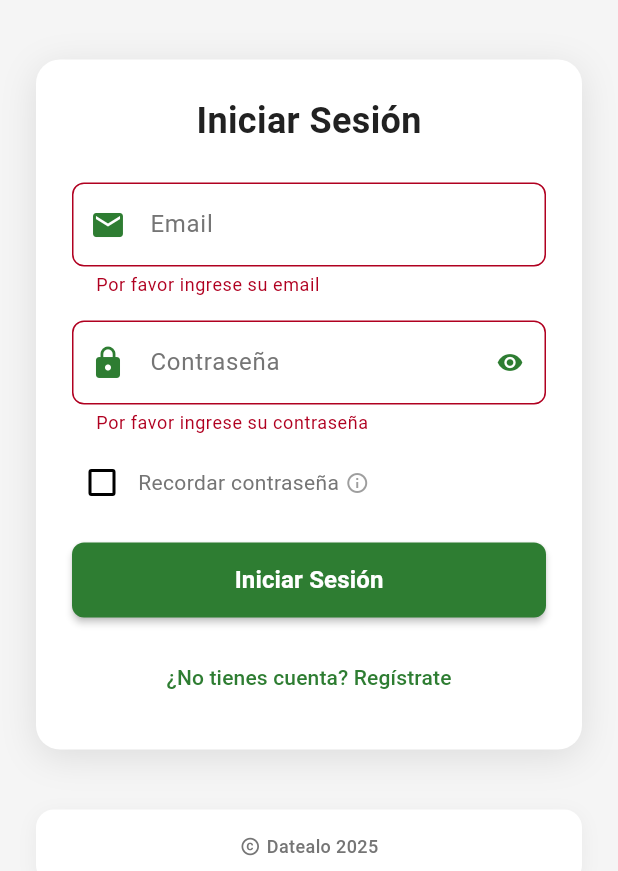
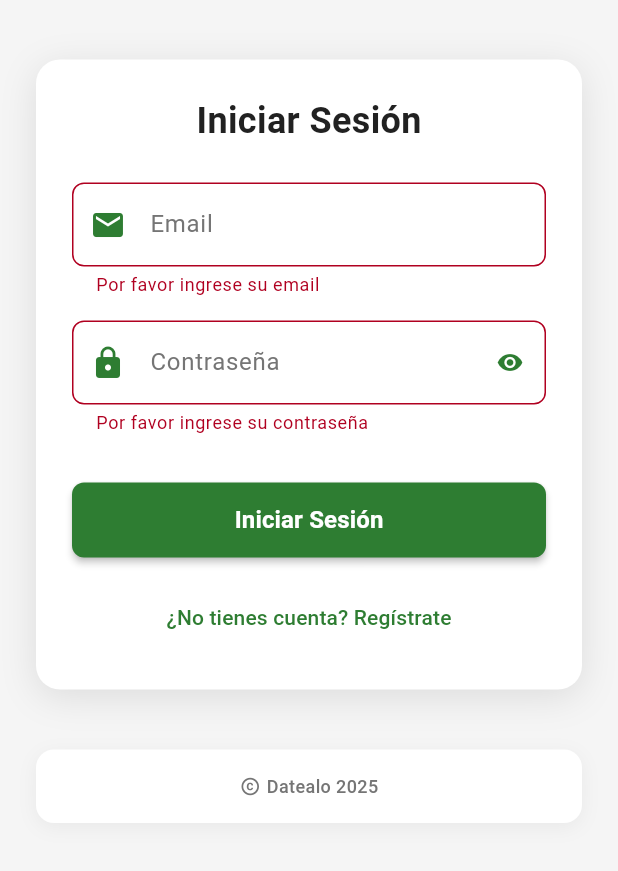
Before and after one commit to jhon-arias/app_movile, a Flutter app: the screen it shows after launch, after a tap on "Iniciar Sesión", on a phone screen of 412 x 824 dp, the part 365-1236 px from its top. Run offline on Flutter 3.47's test engine with Material 3 defaults, Android fonts, the phone set to English and light mode, and no system bars; our stand-ins replace appwrite, flutter_dotenv, shared_preferences, syncfusion_flutter_charts; network calls fail.

Commit message:
eliminamos el check de guardar contraseña

```diff
--- a/lib/auth/login_screen.dart
+++ b/lib/auth/login_screen.dart
@@ -4,7 +4,6 @@ import 'package:gastos_app/auth/auth_service.dart';
 import 'package:gastos_app/screens/add_transaction_screen.dart';
 import 'package:gastos_app/app/theme.dart';
 import 'package:gastos_app/widgets/app_logo.dart';
-import 'package:gastos_app/services/credentials_service.dart';
 
 class LoginScreen extends StatefulWidget {
   const LoginScreen({Key? key}) : super(key: key);
@@ -18,7 +17,6 @@ class _LoginScreenState extends State<LoginScreen> {
   final _passwordController = TextEditingController();
   final _formKey = GlobalKey<FormState>();
   bool _isLogin = true;
-  bool _rememberPassword = false; // Nueva variable para recordar contraseña
   bool _isPasswordVisible =
       false; // Variable para controlar visibilidad de contraseña
 
@@ -29,11 +27,6 @@ class _LoginScreenState extends State<LoginScreen> {
     WidgetsBinding.instance.addPostFrameCallback((_) async {
       _precacheImages();
       _checkActiveSession();
-      // Limpiar credenciales guardadas al iniciar para evitar autocompletar test/demo
-      await SecureStorageService.clearCredentials();
-      Future.delayed(const Duration(milliseconds: 100), () {
-        _loadSavedCredentials();
-      });
     });
   }
 
@@ -50,32 +43,6 @@ class _LoginScreenState extends State<LoginScreen> {
 
     if (hasActiveSession && mounted) {
       _navigateToMainScreen();
-    }
-  }
-
-  // Cargar credenciales guardadas
-  Future<void> _loadSavedCredentials() async {
-    try {
-      final credentials = await SecureStorageService.getSavedCredentials();
-      if (mounted &&
-          credentials != null &&
-          credentials['email'] != null &&
-          credentials['password'] != null) {
-        final email = credentials['email']!;
-        final password = credentials['password']!;
-        // Solo autocompletar si parecen credenciales reales
-        final isValid =
-            email.trim().isNotEmpty &&
-            password.trim().isNotEmpty &&
-            password.trim().length >= 6;
-        setState(() {
-          _emailController.text = isValid ? email : '';
-          _passwordController.text = isValid ? password : '';
-          _rememberPassword = isValid;
-        });
-      }
-    } catch (e) {
-      print('Error al cargar credenciales guardadas: $e');
     }
   }
 
@@ -110,61 +77,6 @@ class _LoginScreenState extends State<LoginScreen> {
           );
 
     if (success && mounted) {
-      // Guardar credenciales si está marcada la opción y es login exitoso
-      if (_isLogin && _rememberPassword) {
-        try {
-          await SecureStorageService.saveCredentials(
-            _emailController.text,
-            _passwordController.text,
-          );
-
-          // Mostrar confirmación visual
-          if (mounted) {
-            ScaffoldMessenger.of(context).showSnackBar(
-              const SnackBar(
-                content: Row(
-                  children: [
-                    Icon(Icons.check_circle, color: Colors.white),
-                    SizedBox(width: 8),
-                    Text('Credenciales guardadas de forma segura'),
-                  ],
-                ),
-                backgroundColor: Colors.green,
-                duration: Duration(seconds: 2),
-              ),
-            );
-          }
-        } catch (e) {
-          print('Error al guardar credenciales: $e');
-          if (mounted) {
-            ScaffoldMessenger.of(context).showSnackBar(
-              SnackBar(
-                content: Row(
-                  children: [
-                    const Icon(Icons.warning, color: Colors.white),
-                    const SizedBox(width: 8),
-                    Expanded(
-                      child: Text(
-                        'No se pudieron guardar las credenciales: $e',
-                      ),
-                    ),
-                  ],
-                ),
-                backgroundColor: Colors.orange,
-                duration: const Duration(seconds: 3),
-              ),
-            );
-          }
-        }
-      } else if (!_rememberPassword) {
-        // Si no está marcada la opción, limpiar credenciales guardadas
-        try {
-          await SecureStorageService.clearCredentials();
-        } catch (e) {
-          print('Error al eliminar credenciales: $e');
-        }
-      }
-
       _navigateToMainScreen();
     }
   }
@@ -261,8 +173,6 @@ class _LoginScreenState extends State<LoginScreen> {
             const SizedBox(height: 16),
             _buildPasswordField(),
             const SizedBox(height: 12),
-            // Checkbox de recordar contraseña (solo en login)
-            if (_isLogin) _buildRememberPasswordCheckbox(),
             const SizedBox(height: 20),
             if (authService.errorMessage != null)
               _buildErrorMessage(authService.errorMessage!),
@@ -342,50 +252,6 @@ class _LoginScreenState extends State<LoginScreen> {
   }
 
   // Widget para el checkbox de recordar contraseña
-  Widget _buildRememberPasswordCheckbox() {
-    return Row(
-      children: [
-        Checkbox(
-          value: _rememberPassword,
-          onChanged: (value) {
-            setState(() {
-              _rememberPassword = value ?? false;
-            });
-          },
-          activeColor: AppTheme.primaryColor,
-          materialTapTargetSize: MaterialTapTargetSize.shrinkWrap,
-        ),
-        const SizedBox(width: 4),
-        Expanded(
-          child: GestureDetector(
-            onTap: () {
-              setState(() {
-                _rememberPassword = !_rememberPassword;
-              });
-            },
-            child: Row(
-              children: [
-                Text(
-                  'Recordar contraseña',
-                  style: TextStyle(fontSize: 14, color: AppTheme.textSecondary),
-                ),
-                const SizedBox(width: 4),
-                Tooltip(
-                  message:
-                      'Guarda tus credenciales de forma segura para el próximo inicio de sesión',
-                  child: Icon(
-                    Icons.info_outline,
-                    size: 16,
-                    color: AppTheme.textSecondary.withOpacity(0.7),
-                  ),
-                ),
-              ],
-            ),
-          ),
-        ),
-      ],
-    );
-  }
 
   Widget _buildErrorMessage(String message) {
     return Container(
```
